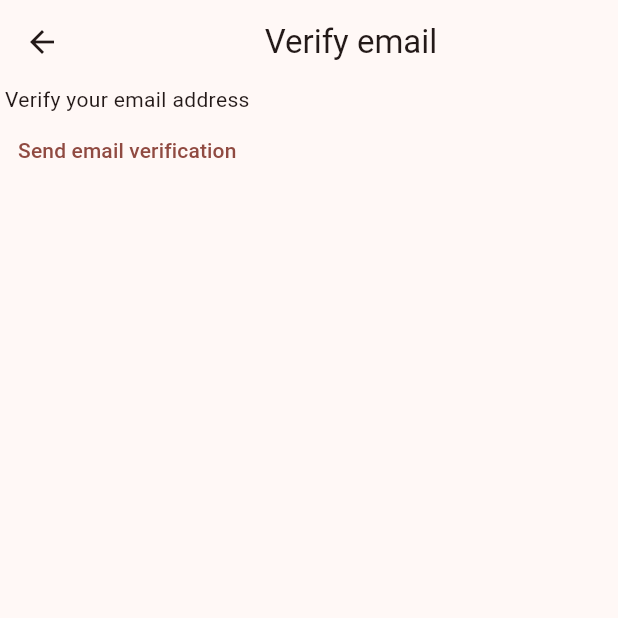
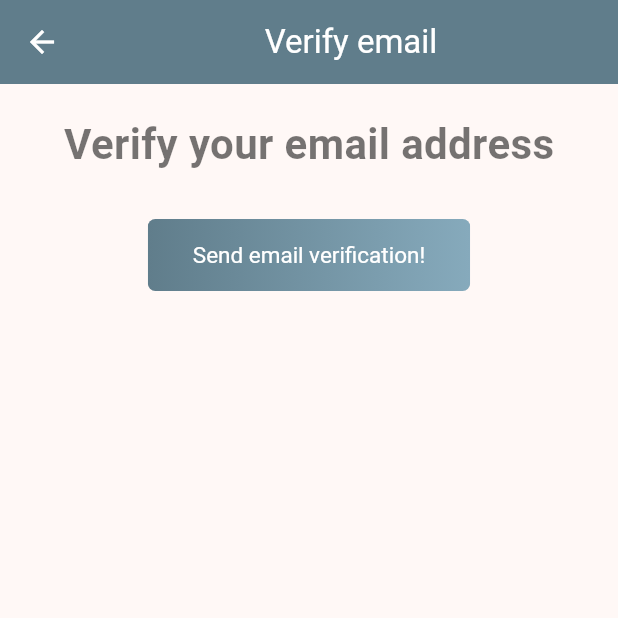
Before and after one commit to linnathoncode/notey, a Flutter app: the VerifyEmailView screen opened directly, on a phone screen of 412 x 824 dp, the top half of it. Run offline on Flutter 3.47's test engine with Material 3 defaults, Android fonts, the phone set to English and light mode, and no system bars; our stand-ins replace firebase_auth, firebase_core; accounts and stored records are empty.

Commit message:
added styling to the verify email view

```diff
--- a/lib/views/verify_email_view.dart
+++ b/lib/views/verify_email_view.dart
@@ -12,16 +12,56 @@ class _VerifyEmailViewState extends State<VerifyEmailView> {
   @override
   Widget build(BuildContext context) {
     return Scaffold(
-      appBar: AppBar(title: Center(child: Text('Verify email'))),
+      appBar: AppBar(
+        title: Center(
+          child: Text('Verify email'),
+        ),
+        backgroundColor: Colors.blueGrey,
+        foregroundColor: Colors.white,
+      ),
       body: Column(
         children: [
-          const Text('Verify your email address'),
-          TextButton(
-              onPressed: () async {
-                final user = FirebaseAuth.instance.currentUser;
-                await user?.sendEmailVerification();
-              },
-              child: const Text('Send email verification'))
+          const Padding(
+            padding: EdgeInsets.only(top: 20.0),
+            child: Center(
+              child: Text(
+                'Verify your email address',
+                style: TextStyle(
+                    color: Colors.black54,
+                    fontSize: 28,
+                    fontWeight: FontWeight.w600),
+              ),
+            ),
+          ),
+          const SizedBox(height: 30),
+          ClipRRect(
+            borderRadius: BorderRadius.circular(5),
+            child: Stack(
+              children: <Widget>[
+                Positioned.fill(
+                  child: Container(
+                    decoration: const BoxDecoration(
+                        gradient: LinearGradient(colors: [
+                      Colors.blueGrey,
+                      Color.fromARGB(255, 134, 170, 188)
+                    ])),
+                  ),
+                ),
+                TextButton(
+                  onPressed: () async {
+                    final user = FirebaseAuth.instance.currentUser;
+                    await user?.sendEmailVerification();
+                  },
+                  child: const Text("Send email verification!"),
+                  style: TextButton.styleFrom(
+                      padding: const EdgeInsets.only(
+                          top: 15, bottom: 15, left: 30, right: 30),
+                      foregroundColor: Colors.white,
+                      textStyle: const TextStyle(fontSize: 15)),
+                ),
+              ],
+            ),
+          ),
         ],
       ),
     );
```
